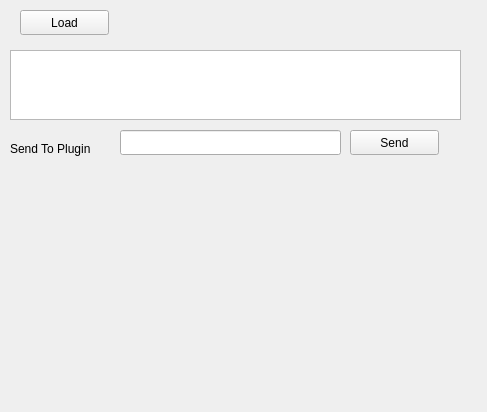
First picture: the form in MainModule/mainwidget.ui, repository Henry546477Moore/HMSmartClient, before the edit.
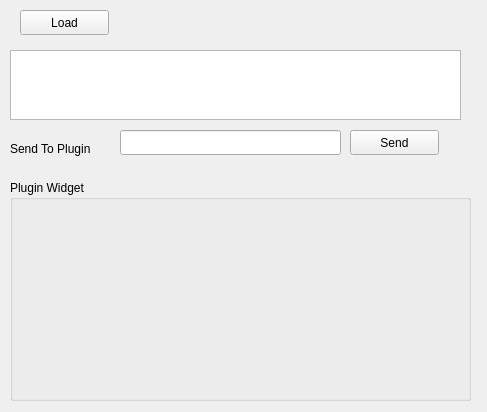
Second picture: the form after the edit.

What changed in the file:
```diff
--- a/MainModule/mainwidget.ui
+++ b/MainModule/mainwidget.ui
@@ -72,16 +72,23 @@
     <string>Send</string>
    </property>
   </widget>
-  <widget class="QWidget" name="gridLayoutWidget">
+  <widget class="QGroupBox" name="groupPlugin">
    <property name="geometry">
     <rect>
      <x>10</x>
-     <y>190</y>
+     <y>180</y>
      <width>461</width>
-     <height>211</height>
+     <height>221</height>
     </rect>
    </property>
-   <layout class="QGridLayout" name="gridPluginPnl"/>
+   <property name="title">
+    <string>Plugin Widget</string>
+   </property>
+   <layout class="QGridLayout" name="gridLayout_2">
+    <item row="0" column="0">
+     <layout class="QGridLayout" name="gridPluginPnl"/>
+    </item>
+   </layout>
   </widget>
  </widget>
  <resources/>
```
